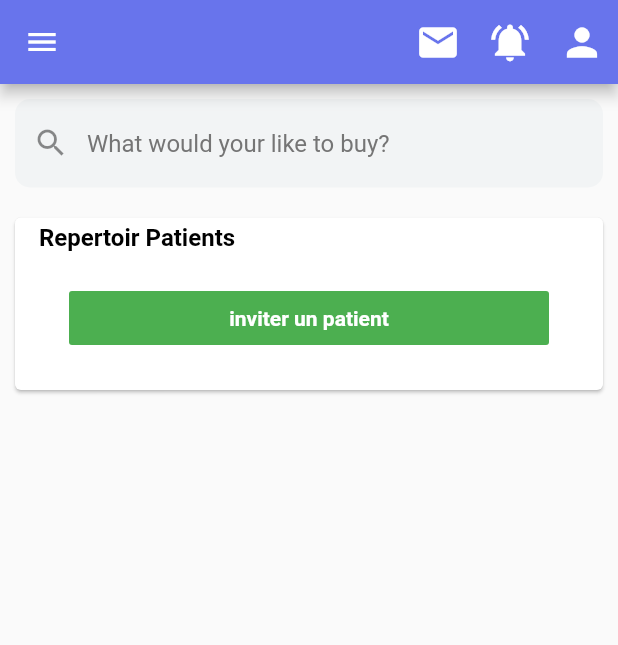
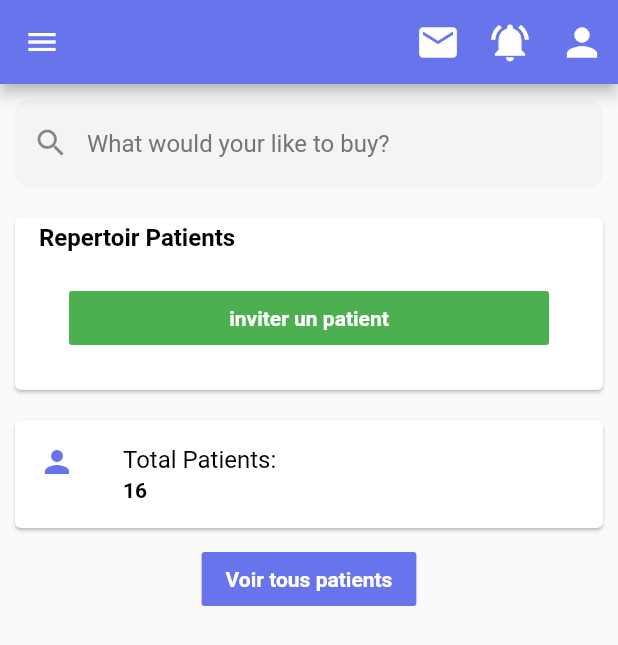
Before and after one commit to Osloking/STAGE_DOCTEUR, a Flutter app: the Patient screen opened directly, on a phone screen of 412 x 824 dp. Shown: the top 645 px of the screen. Run offline on Flutter 3.47's test engine with Material 2 defaults, Android fonts, the phone set to English and light mode, and no system bars; our stand-ins replace table_calendar.

Commit message:
new changes

```diff
--- a/lib/dashboard/mes_patients.dart
+++ b/lib/dashboard/mes_patients.dart
@@ -4,7 +4,7 @@ import'../dashboard/body_elements/search_bar.dart';
 import 'package:flutter/services.dart';
 import'../dashboard/mon_agenda.dart';
 import'../dashboard/accueil.dart';
-import'../load_json.dart';
+import'../dashboard/display_data/display_patient.dart';
 class Patient extends StatelessWidget {
   @override
   Widget build(BuildContext context) {
@@ -121,7 +121,7 @@ class Patient extends StatelessWidget {
   ),
 ),
 
-      body: ListView(
+      body: Column(
       children: <Widget>[
         SearchWidget(),
         Card(
@@ -139,6 +139,23 @@ class Patient extends StatelessWidget {
                           ),
                         ),
 
+         Card(
+                          margin: EdgeInsets.all(10),
+                          child: ListTile(
+                            leading: Icon(Icons.person,color:Color(0xff6874ec)),
+                            title: Text("Total Patients:",style: TextStyle(color: Colors.black),),
+                            subtitle: Text("16",style: TextStyle(color: Colors.black,fontWeight: FontWeight.bold,),),
+
+                          ),
+                        ),
+FlatButton(
+                child: Text('Voir tous patients',style: TextStyle(color: Colors.white,fontWeight: FontWeight.bold,),),
+                color:Color(0xff6874ec),
+                onPressed: () {  Navigator.push(
+                    context,
+                    MaterialPageRoute(builder: (context) => DisplayPatient()),
+                  );},
+              ),
 
 
 
```
Also changed, not shown: lib/dashboard/display_data/display_patient.dart (added, +49 -0 lines).
